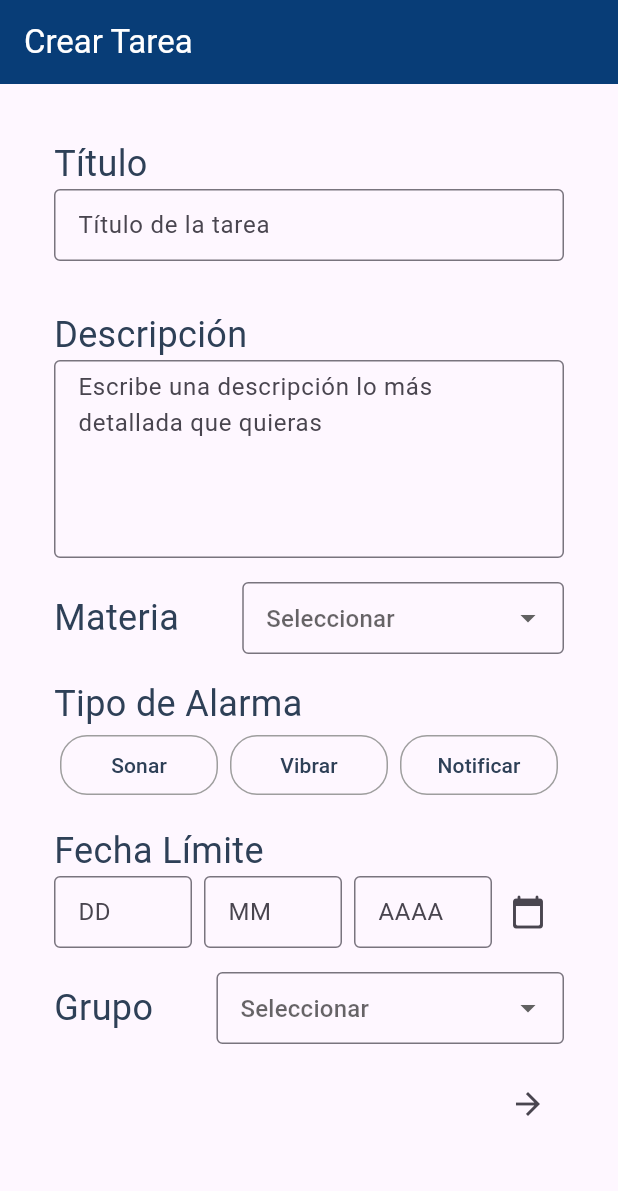
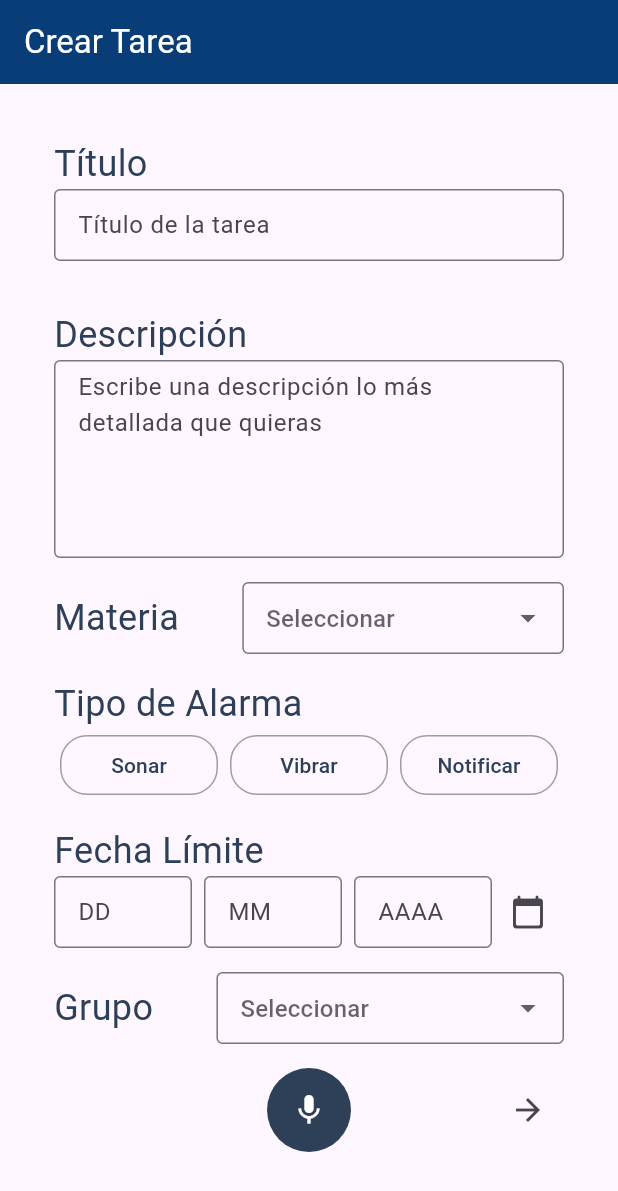
Before and after one commit to wareval0/ialarm, a Flutter app: the screen it shows after launch, on a phone screen of 412 x 824 dp. Shown: the top 1191 px of the screen. Run offline on Flutter 3.47's test engine with Material 3 defaults, Android fonts, the phone set to English and light mode, and no system bars.

Commit message:
Version previa Pantalla crear tarea

```diff
--- a/ialarm_mobile/lib/main.dart
+++ b/ialarm_mobile/lib/main.dart
@@ -37,6 +37,7 @@
   final TextEditingController _diaController = TextEditingController();
   final TextEditingController _mesController = TextEditingController();
   final TextEditingController _anoController = TextEditingController();
+  bool _isRecording = false;
 
   @override
   Widget build(BuildContext context) {
@@ -330,7 +331,37 @@
 
             const SizedBox(height: 16.0),
             Align(
-              alignment: Alignment.bottomRight,
+              alignment: Alignment.bottomCenter,
+              child: Row(
+                crossAxisAlignment: CrossAxisAlignment.center,
+                children: [
+                  Expanded(child: Container()), // Espacio flexible a la izquierda
+                  GestureDetector(
+                    onTapDown: (_) {
+                      setState(() {
+                        _isRecording = true;
+                      });
+                    },
+                    onTapUp: (_) {
+                      setState(() {
+                        _isRecording = false;
+                      });
+                    },
+                    child: Container(
+                      decoration: BoxDecoration(
+                        color: _isRecording ? const Color(0xFFEF2D56) : const Color(0xFF2E4057),
+                        shape: BoxShape.circle,
+                      ),
+                      padding: const EdgeInsets.all(16.0),
+                      child: Icon(
+                        _isRecording ? Icons.stop : Icons.mic,
+                        color: Colors.white,
+                      ),
+                    ),
+                  ),
+                  Expanded(
+                    child: Align(
+                      alignment: Alignment.centerRight,
                       child: IconButton(
                         icon: const Icon(Icons.arrow_forward),
                         onPressed: () {
@@ -340,6 +371,11 @@
                         },
                       ),
                     ),
+                  ),
+                ],
+              ),
+            ),
+
           ],
         ),
       ),
```
Also changed, not shown: 4 other files. Lines whose indentation alone changed are shown as unchanged.
